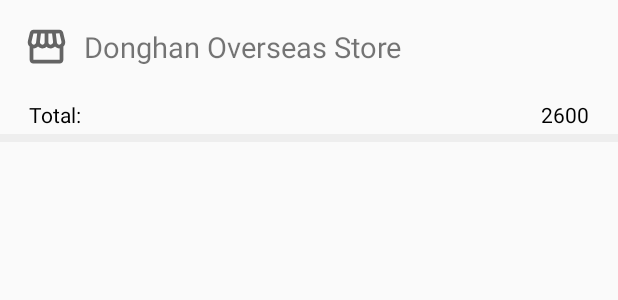
After one commit to Abouelyatim/ShopsServicesProximity_Mobile_Client, an Android app: the layout layout_cart_item_header.xml on its own in the app's theme, with its tools: preview values and no code run, on a phone screen of 412 x 824 dp. The commit adds this screen. Shown: the top 300 px of the screen. Run offline under Robolectric (Android 15) with nearby library versions, the light colour scheme and no system bars.

Commit message:
update user cart-display by store-calculate prices

```diff
--- a/app/src/main/java/com/smartcity/client/models/product/Cart.kt
+++ b/app/src/main/java/com/smartcity/client/models/product/Cart.kt
@@ -6,9 +6,11 @@
 import kotlinx.android.parcel.Parcelize
 
 @Parcelize
-class Cart (
+data class Cart (
     @SerializedName("cartProductVariants")
     @Expose
-    var cartProductVariants: List<CartProductVariant>
+    var cartProductVariants: List<CartProductVariant>,
+
+    var store:String
 ): Parcelable {
 }
--- a/app/src/main/java/com/smartcity/client/ui/main/cart/BaseCartFragment.kt
+++ b/app/src/main/java/com/smartcity/client/ui/main/cart/BaseCartFragment.kt
@@ -34,8 +34,6 @@
     override fun onViewCreated(view: View, savedInstanceState: Bundle?) {
         super.onViewCreated(view, savedInstanceState)
         setupActionBarWithNavController(R.id.customCategoryFragment, activity as AppCompatActivity)
-        (activity as AppCompatActivity).supportActionBar?.setDisplayShowTitleEnabled(false)
-        toolbarTitle=(activity as AppCompatActivity).findViewById(R.id.tool_bar_text)
     }
 
     abstract fun cancelActiveJobs()
--- a/app/src/main/java/com/smartcity/client/ui/main/cart/CustomCategoryViewModel.kt
+++ b/app/src/main/java/com/smartcity/client/ui/main/cart/CustomCategoryViewModel.kt
@@ -93,7 +93,7 @@
 
     fun clearCartList(){
         val update = getCurrentViewStateOrNew()
-        update.cartFields.cartList= Cart(listOf())
+        update.cartFields.cartList= Cart(listOf(),"")
         setViewState(update)
     }
 
--- /dev/null
+++ b/app/src/main/res/drawable/ic_baseline_storefront_24.xml
@@ -0,0 +1,10 @@
+<vector xmlns:android="http://schemas.android.com/apk/res/android"
+    android:width="24dp"
+    android:height="24dp"
+    android:viewportWidth="24"
+    android:viewportHeight="24"
+    android:tint="?attr/colorControlNormal">
+  <path
+      android:fillColor="@android:color/white"
+      android:pathData="M21.9,8.89l-1.05,-4.37c-0.22,-0.9 -1,-1.52 -1.91,-1.52H5.05C4.15,3 3.36,3.63 3.15,4.52L2.1,8.89c-0.24,1.02 -0.02,2.06 0.62,2.88C2.8,11.88 2.91,11.96 3,12.06V19c0,1.1 0.9,2 2,2h14c1.1,0 2,-0.9 2,-2v-6.94c0.09,-0.09 0.2,-0.18 0.28,-0.28C21.92,10.96 22.15,9.91 21.9,8.89zM18.91,4.99l1.05,4.37c0.1,0.42 0.01,0.84 -0.25,1.17C19.57,10.71 19.27,11 18.77,11c-0.61,0 -1.14,-0.49 -1.21,-1.14L16.98,5L18.91,4.99zM13,5h1.96l0.54,4.52c0.05,0.39 -0.07,0.78 -0.33,1.07C14.95,10.85 14.63,11 14.22,11C13.55,11 13,10.41 13,9.69V5zM8.49,9.52L9.04,5H11v4.69C11,10.41 10.45,11 9.71,11c-0.34,0 -0.65,-0.15 -0.89,-0.41C8.57,10.3 8.45,9.91 8.49,9.52zM4.04,9.36L5.05,5h1.97L6.44,9.86C6.36,10.51 5.84,11 5.23,11c-0.49,0 -0.8,-0.29 -0.93,-0.47C4.03,10.21 3.94,9.78 4.04,9.36zM5,19v-6.03C5.08,12.98 5.15,13 5.23,13c0.87,0 1.66,-0.36 2.24,-0.95c0.6,0.6 1.4,0.95 2.31,0.95c0.87,0 1.65,-0.36 2.23,-0.93c0.59,0.57 1.39,0.93 2.29,0.93c0.84,0 1.64,-0.35 2.24,-0.95c0.58,0.59 1.37,0.95 2.24,0.95c0.08,0 0.15,-0.02 0.23,-0.03V19H5z"/>
+</vector>
--- a/app/src/main/res/layout/activity_main.xml
+++ b/app/src/main/res/layout/activity_main.xml
@@ -19,7 +19,7 @@
                 android:layout_width="match_parent"
                 android:layout_height="?attr/actionBarSize"
                 android:id="@+id/tool_bar"
-                app:layout_scrollFlags="scroll|enterAlways"
+                app:layout_scrollFlags="enterAlways"
 
                 >
 
--- /dev/null
+++ b/app/src/main/res/layout/layout_cart_item_header.xml
@@ -0,0 +1,84 @@
+<?xml version="1.0" encoding="utf-8"?>
+<LinearLayout xmlns:android="http://schemas.android.com/apk/res/android"
+        android:layout_width="match_parent"
+        android:layout_height="wrap_content"
+        xmlns:tools="http://schemas.android.com/tools"
+        android:orientation="vertical">
+
+
+    <LinearLayout
+            android:layout_marginRight="16dp"
+            android:layout_marginLeft="16dp"
+            android:layout_marginTop="16dp"
+            android:layout_width="wrap_content"
+            android:layout_height="wrap_content"
+            android:orientation="horizontal">
+
+        <ImageView
+                android:layout_width="30dp"
+                android:layout_height="30dp"
+                android:background="@drawable/ic_baseline_storefront_24"/>
+        <TextView
+                android:id="@+id/store_name_cart"
+                android:layout_marginStart="10dp"
+                android:layout_width="match_parent"
+                android:layout_height="wrap_content"
+                android:text="Donghan Overseas Store"
+                android:textSize="19sp"
+                android:layout_gravity="center"
+                />
+
+    </LinearLayout>
+        <View
+                android:layout_width="match_parent"
+                android:layout_height="1dp"
+                android:background="@color/new_default_background_color"/>
+
+    <LinearLayout
+            android:layout_width="match_parent"
+            android:layout_height="wrap_content"
+            android:orientation="vertical"
+            android:layout_marginRight="16dp"
+            android:layout_marginLeft="16dp">
+
+    <androidx.recyclerview.widget.RecyclerView
+            android:layout_width="match_parent"
+            android:layout_height="wrap_content"
+            android:id="@+id/products_cart_recycler_view"
+            android:scrollbars="none"
+
+            />
+
+        <LinearLayout
+                android:layout_marginTop="16dp"
+                android:layout_width="match_parent"
+                android:layout_height="wrap_content"
+            android:orientation="horizontal">
+            <TextView
+                    android:layout_width="0dp"
+                    android:layout_height="wrap_content"
+                    android:text="Total:"
+                    android:textSize="14sp"
+                    android:textColor="#000"
+                    android:padding="3dp"
+                    android:layout_weight="1"
+                    />
+            <TextView
+                    android:layout_width="wrap_content"
+                    android:layout_height="wrap_content"
+                    android:id="@+id/cart_product_total_price"
+                    android:text="2600"
+                    android:textSize="14sp"
+                    android:textColor="#000"
+                    android:padding="3dp"
+                    />
+        </LinearLayout>
+
+    </LinearLayout>
+
+    <View
+            android:layout_width="match_parent"
+            android:layout_height="5dp"
+            android:background="@color/default_background_color"
+            />
+</LinearLayout>
--- a/app/src/main/res/navigation/nav_custom_category.xml
+++ b/app/src/main/res/navigation/nav_custom_category.xml
@@ -9,5 +9,5 @@
     <fragment android:id="@+id/customCategoryFragment"
             android:name="com.smartcity.client.ui.main.cart.CartFragment"
             android:label="@string/fragment_create_blog"
-            tools:layout="@layout/fragment_custom_category"/>
+            tools:layout="@layout/fragment_cart"/>
 </navigation>
--- a/app/src/main/res/values/dimen.xml
+++ b/app/src/main/res/values/dimen.xml
@@ -1,10 +1,13 @@
 <?xml version="1.0" encoding="utf-8"?>
 <resources>
     <dimen name="recycler_loading_view_height">80dp</dimen>
-    <dimen name="bottom_nav_height">80dp</dimen>
+    <dimen name="bottom_nav_height">56dp</dimen>
 
     <dimen name="add_to_cart_button_height">50dp</dimen>
 
     <dimen name="next_interest_button_height">50dp</dimen>
     <dimen name="scroll_interest_height">82dp</dimen><!--plus 32 of next_interest_button_height -->
+
+    <dimen name="order_button_height">40dp</dimen>
+    <dimen name="scroll_cart_height">50dp</dimen><!--plus 32 of order_button_height -->
 </resources>
```
Also changed, not shown: app/src/main/java/com/smartcity/client/models/product/CartProductVariant.kt (+7 -2 lines), app/src/main/java/com/smartcity/client/ui/main/cart/CartAdapter.kt (+63 -50 lines), app/src/main/java/com/smartcity/client/ui/main/cart/CartFragment.kt (+58 -8 lines), app/src/main/java/com/smartcity/client/ui/main/cart/CartProductAdapter.kt (added, +147 -0 lines), app/src/main/res/layout/fragment_cart.xml (added, +146 -0 lines), app/src/main/res/layout/fragment_custom_category.xml (deleted, +0 -41 lines), app/src/main/res/layout/layout_product_cart_list_item.xml (+23 -29 lines).
